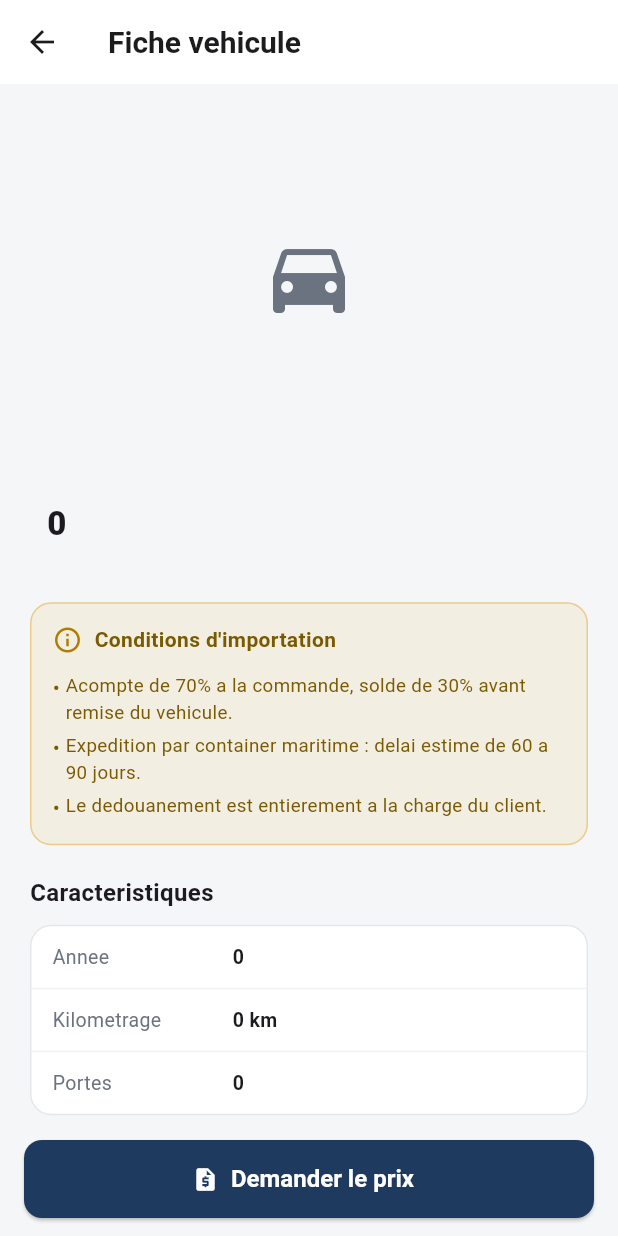
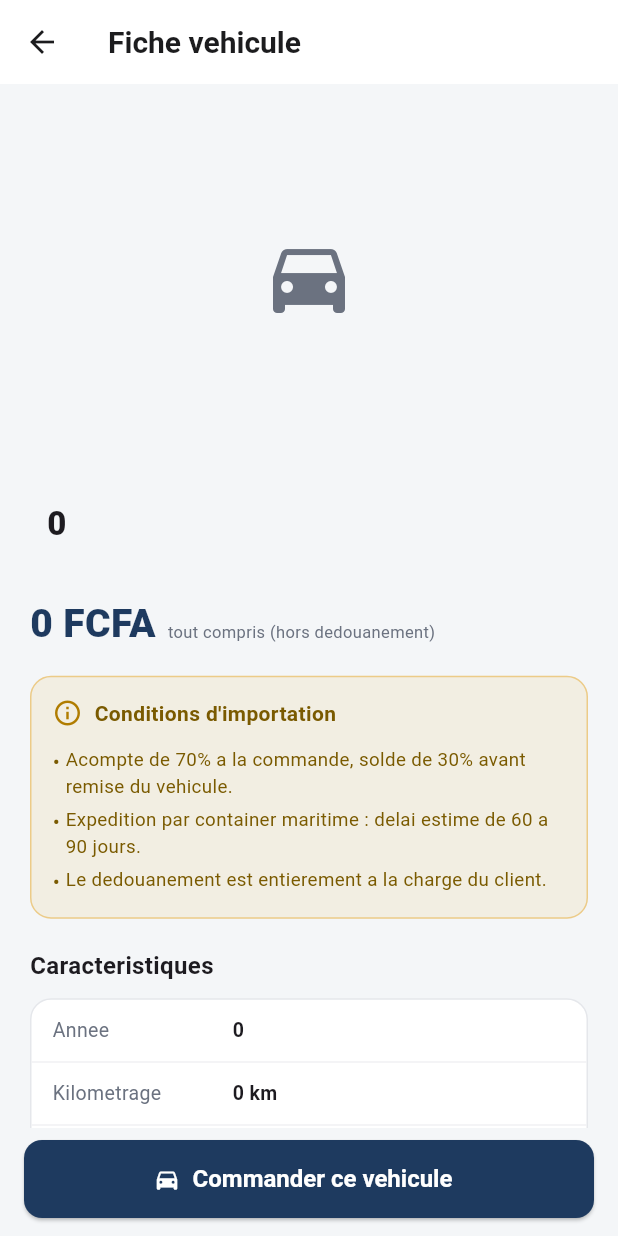
Before and after one commit to tairouseye/terangamobility, a Flutter app: the VehicleDetailScreen screen opened directly with empty values, on a phone screen of 412 x 824 dp. Run offline on Flutter 3.47's test engine with Material 3 defaults, Android fonts, the phone set to English and light mode, and no system bars; our stand-ins replace flutter_riverpod, go_router, image_picker, package_info_plus, supabase_flutter; accounts and stored records are empty.

Commit message:
Prix vehicule en FCFA (conversion coreenne + marge) + galerie 4 photos + calcul import
Co-Authored-By: Claude Opus 4.8 <noreply@anthropic.com>

```diff
--- a/lib/features/vehicles_kr/vehicle_detail_screen.dart
+++ b/lib/features/vehicles_kr/vehicle_detail_screen.dart
@@ -3,6 +3,7 @@ import 'package:flutter_riverpod/flutter_riverpod.dart';
 import 'package:go_router/go_router.dart';
 
 import '../../core/theme/app_theme.dart';
+import '../../core/utils/formatters.dart';
 import '../../models/vehicle_listing.dart';
 import '../../providers/auth_providers.dart';
 import '../../providers/vehicle_catalog_providers.dart';
@@ -57,7 +58,7 @@ class _PriceCta extends ConsumerWidget {
               const Padding(
                 padding: EdgeInsets.only(bottom: 8),
                 child: Text(
-                  'Creez un compte en 1 minute pour recevoir votre devis.',
+                  'Creez un compte en 1 minute pour lancer votre commande.',
                   textAlign: TextAlign.center,
                   style: TextStyle(fontSize: 12, color: AppColors.gris),
                 ),
@@ -72,10 +73,10 @@ class _PriceCta extends ConsumerWidget {
                   context.push('/login');
                 }
               },
-              icon: Icon(isLoggedIn ? Icons.request_quote : Icons.login),
+              icon: Icon(isLoggedIn ? Icons.directions_car : Icons.login),
               label: Text(isLoggedIn
-                  ? 'Demander le prix'
-                  : 'Se connecter pour demander le prix'),
+                  ? 'Commander ce vehicule'
+                  : 'Se connecter pour commander'),
             ),
           ],
         ),
@@ -105,6 +106,28 @@ class _Detail extends StatelessWidget {
                 Text(vehicle.version!,
                     style: const TextStyle(
                         color: AppColors.gris, fontSize: 15)),
+              const SizedBox(height: 12),
+              // Prix affiche (converti depuis le prix coreen + marge)
+              Row(
+                crossAxisAlignment: CrossAxisAlignment.end,
+                children: [
+                  Text(
+                    vehicle.priceFcfa != null
+                        ? Formatters.fcfa(vehicle.priceFcfa)
+                        : 'Prix sur demande',
+                    style: const TextStyle(
+                        fontSize: 26,
+                        fontWeight: FontWeight.w800,
+                        color: AppColors.primary),
+                  ),
+                  const SizedBox(width: 8),
+                  const Padding(
+                    padding: EdgeInsets.only(bottom: 5),
+                    child: Text('tout compris (hors dedouanement)',
+                        style: TextStyle(fontSize: 11, color: AppColors.gris)),
+                  ),
+                ],
+              ),
               const SizedBox(height: 16),
               const CustomsTermsNotice(),
               const SizedBox(height: 20),
@@ -247,7 +270,9 @@ class _GalleryState extends State<_Gallery> {
         ),
       );
     }
-    return AspectRatio(
+    return Column(
+      children: [
+        AspectRatio(
           aspectRatio: 16 / 10,
           child: Stack(
             alignment: Alignment.bottomCenter,
@@ -256,21 +281,7 @@ class _GalleryState extends State<_Gallery> {
                 controller: _controller,
                 itemCount: widget.photos.length,
                 onPageChanged: (i) => setState(() => _index = i),
-            itemBuilder: (_, i) => Container(
-              color: AppColors.grisClair,
-              child: Image.network(
-                widget.photos[i],
-                fit: BoxFit.cover,
-                // Repli <img> HTML pour les images sans CORS (photos Encar).
-                webHtmlElementStrategy: WebHtmlElementStrategy.fallback,
-                errorBuilder: (_, _, _) => const Center(
-                    child: Icon(Icons.broken_image,
-                        size: 48, color: AppColors.gris)),
-                loadingBuilder: (c, child, p) => p == null
-                    ? child
-                    : const Center(child: CircularProgressIndicator()),
-              ),
-            ),
+                itemBuilder: (_, i) => _img(widget.photos[i], BoxFit.cover),
               ),
               if (widget.photos.length > 1)
                 Padding(
@@ -285,7 +296,8 @@ class _GalleryState extends State<_Gallery> {
                         margin: const EdgeInsets.symmetric(horizontal: 3),
                         decoration: BoxDecoration(
                           shape: BoxShape.circle,
-                      color: i == _index ? AppColors.primary : Colors.white70,
+                          color:
+                              i == _index ? AppColors.primary : Colors.white70,
                         ),
                       ),
                     ),
@@ -293,6 +305,59 @@ class _GalleryState extends State<_Gallery> {
                 ),
             ],
           ),
+        ),
+        // Bande de miniatures (les 4 photos visibles d'un coup).
+        if (widget.photos.length > 1)
+          SizedBox(
+            height: 66,
+            child: ListView.separated(
+              scrollDirection: Axis.horizontal,
+              padding: const EdgeInsets.symmetric(horizontal: 12, vertical: 8),
+              itemCount: widget.photos.length,
+              separatorBuilder: (_, _) => const SizedBox(width: 8),
+              itemBuilder: (_, i) => GestureDetector(
+                onTap: () {
+                  _controller.animateToPage(i,
+                      duration: const Duration(milliseconds: 250),
+                      curve: Curves.easeOut);
+                },
+                child: Container(
+                  width: 74,
+                  decoration: BoxDecoration(
+                    borderRadius: BorderRadius.circular(8),
+                    border: Border.all(
+                      color: i == _index
+                          ? AppColors.primary
+                          : Colors.transparent,
+                      width: 2,
+                    ),
+                  ),
+                  clipBehavior: Clip.antiAlias,
+                  child: _img(widget.photos[i], BoxFit.cover),
+                ),
+              ),
+            ),
+          ),
+      ],
     );
   }
+
+  Widget _img(String url, BoxFit fit) => Container(
+        color: AppColors.grisClair,
+        child: Image.network(
+          url,
+          fit: fit,
+          // Repli <img> HTML pour les images sans CORS (photos Encar).
+          webHtmlElementStrategy: WebHtmlElementStrategy.fallback,
+          errorBuilder: (_, _, _) => const Center(
+              child: Icon(Icons.broken_image, size: 32, color: AppColors.gris)),
+          loadingBuilder: (c, child, p) => p == null
+              ? child
+              : const Center(
+                  child: SizedBox(
+                      width: 20,
+                      height: 20,
+                      child: CircularProgressIndicator(strokeWidth: 2))),
+        ),
+      );
 }
--- a/lib/models/vehicle_listing.dart
+++ b/lib/models/vehicle_listing.dart
@@ -23,6 +23,7 @@ class VehicleListing {
   final List<String> options;
   final String? description;
   final List<String> photos;
+  final num? priceFcfa; // prix affiche en FCFA (converti + marge)
   final bool isActive;
 
   const VehicleListing({
@@ -46,6 +47,7 @@ class VehicleListing {
     this.options = const [],
     this.description,
     this.photos = const [],
+    this.priceFcfa,
     this.isActive = true,
   });
 
@@ -96,6 +98,7 @@ class VehicleListing {
         options: _strList(j['options']),
         description: j['description'] as String?,
         photos: _strList(j['photos']),
+        priceFcfa: j['price_fcfa'] as num?,
         isActive: (j['is_active'] ?? true) as bool,
       );
 }
```
Also changed, not shown: lib/features/vehicles_kr/catalog_screen.dart (+21 -10 lines), 1 other file. Lines whose indentation alone changed are shown as unchanged.
